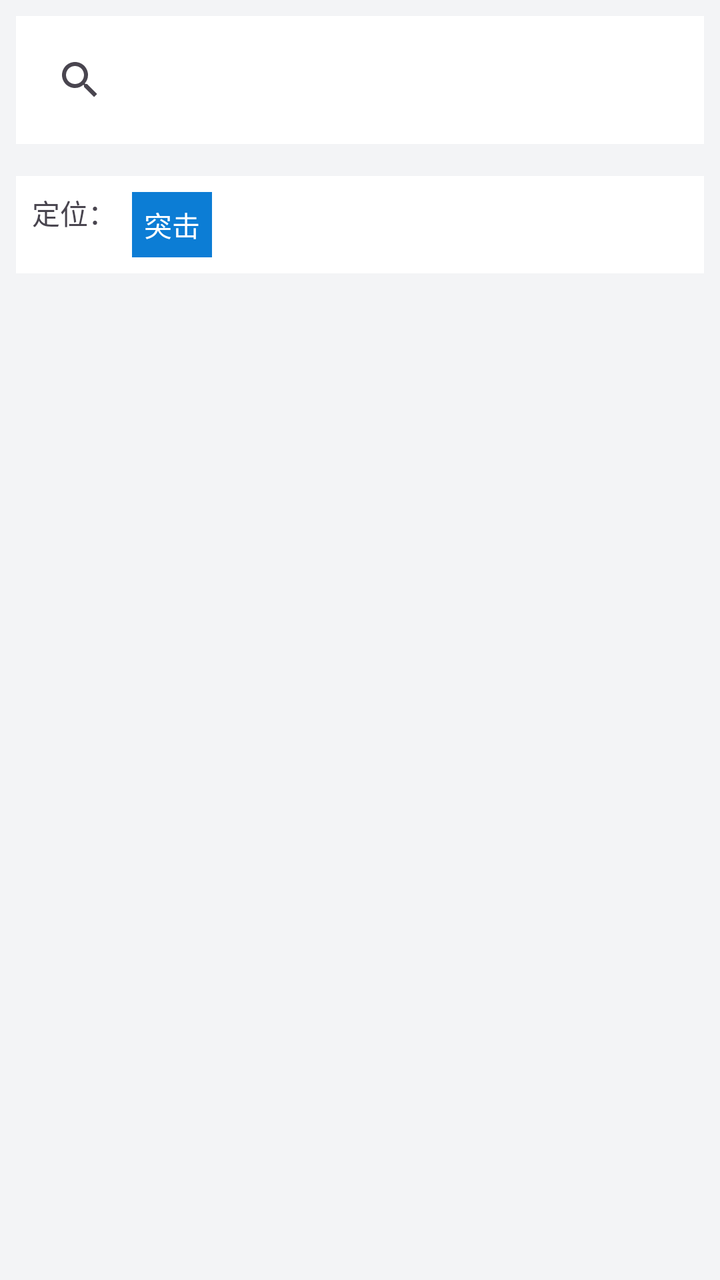
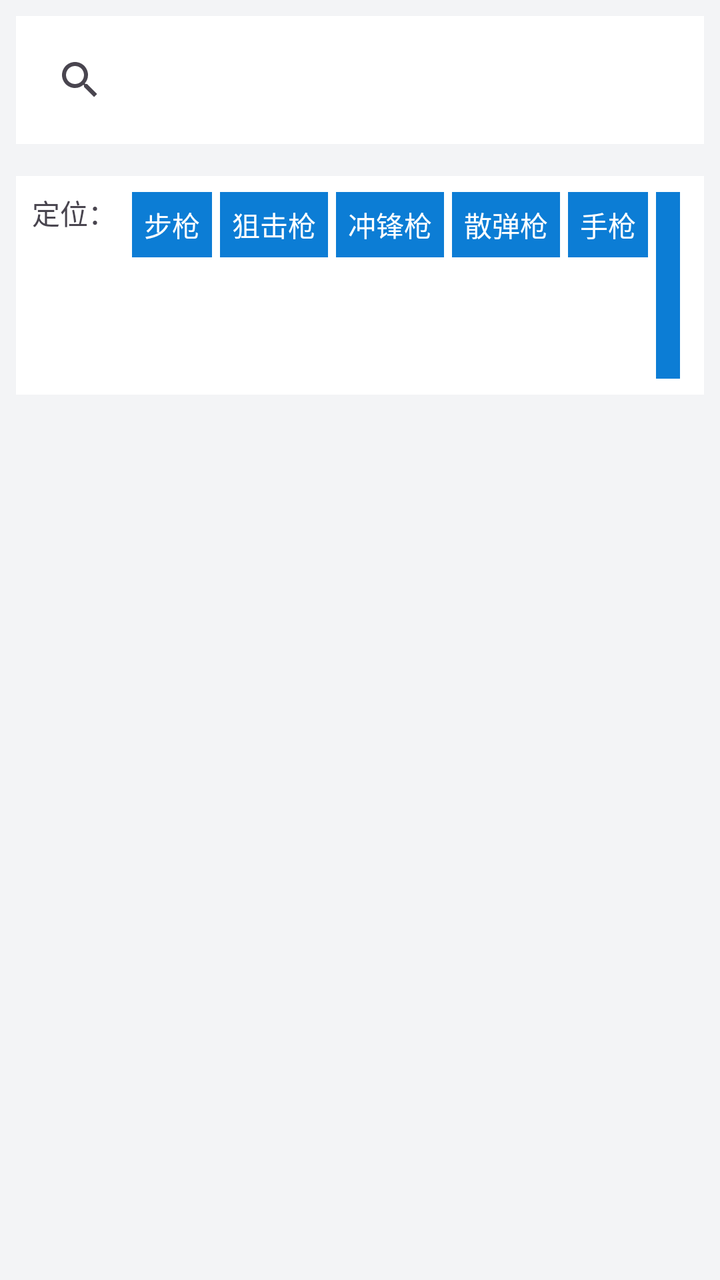

The first picture is an Android layout as it rendered before a commit; the second is the same layout after the commit. The layout source and the unified diff follow.
<!-- AndroidManifest.xml: application theme Theme.MyApplication -->
<!-- res/layout/activity_role.xml -->
<?xml version="1.0" encoding="utf-8"?>
<LinearLayout xmlns:android="http://schemas.android.com/apk/res/android"
    android:layout_width="match_parent"
    android:layout_height="match_parent"
    android:orientation="vertical"
    android:background="@color/cbjq_gray">

    
    <androidx.appcompat.widget.SearchView
        android:id="@+id/search_view_role"
        android:layout_width="match_parent"
        android:layout_height="wrap_content"
        android:background="@color/cbjq_text_white"
        android:padding="@dimen/dp_8"
        android:layout_margin="@dimen/dp_8"/>

    
    <LinearLayout
        android:layout_width="match_parent"
        android:layout_height="wrap_content"
        android:orientation="horizontal"
        android:padding="@dimen/dp_8"
        android:background="@color/cbjq_text_white"
        android:layout_margin="@dimen/dp_8">

        <TextView
            android:layout_width="wrap_content"
            android:layout_height="wrap_content"
            android:text="定位："
            android:textSize="@dimen/text_14"/>

        
        <LinearLayout
            android:layout_width="wrap_content"
            android:layout_height="wrap_content"
            android:orientation="horizontal"
            android:layout_marginStart="@dimen/dp_8">

            <TextView
                android:id="@+id/filter_assault"
                android:layout_width="wrap_content"
                android:layout_height="wrap_content"
                android:text="突击"
                android:textSize="@dimen/text_14"
                android:padding="@dimen/dp_6"
                android:background="@color/cbjq_filter_selected"
                android:textColor="@color/cbjq_text_white"
                android:layout_marginEnd="@dimen/dp_4"/>

            
        </LinearLayout>
    </LinearLayout>

    
    <androidx.recyclerview.widget.RecyclerView
        android:id="@+id/rv_role_list"
        android:layout_width="match_parent"
        android:layout_height="0dp"
        android:layout_weight="1"
        android:padding="@dimen/dp_8"/>

</LinearLayout>
<!-- resources referenced by this layout -->
<resources>
  <color name="cbjq_filter_selected">#0C7DD5</color>
  <color name="cbjq_gray">#F3F4F6</color>
  <color name="cbjq_text_white">#FFFFFF</color>
  <dimen name="dp_4">4dp</dimen>
  <dimen name="dp_6">6dp</dimen>
  <dimen name="dp_8">8dp</dimen>
  <dimen name="text_14">14sp</dimen>
  <style name="Theme.MyApplication" parent="Base.Theme.MyApplication" />
  <style name="Base.Theme.MyApplication" parent="Theme.Material3.DayNight.NoActionBar">
          
          
      </style>
</resources>

<!-- the commit's change to res/layout/activity_role.xml (unified diff, before → after) -->
@@ -40,7 +40,95 @@
                 android:id="@+id/filter_assault"
                 android:layout_width="wrap_content"
                 android:layout_height="wrap_content"
-                android:text="突击"
+                android:text="步枪"
+                android:textSize="@dimen/text_14"
+                android:padding="@dimen/dp_6"
+                android:background="@color/cbjq_filter_selected"
+                android:textColor="@color/cbjq_text_white"
+                android:layout_marginEnd="@dimen/dp_4"/>
+
+            <TextView
+                android:id="@+id/filter_assault"
+                android:layout_width="wrap_content"
+                android:layout_height="wrap_content"
+                android:text="狙击枪"
+                android:textSize="@dimen/text_14"
+                android:padding="@dimen/dp_6"
+                android:background="@color/cbjq_filter_selected"
+                android:textColor="@color/cbjq_text_white"
+                android:layout_marginEnd="@dimen/dp_4"/>
+
+            <TextView
+                android:id="@+id/filter_assault"
+                android:layout_width="wrap_content"
+                android:layout_height="wrap_content"
+                android:text="冲锋枪"
+                android:textSize="@dimen/text_14"
+                android:padding="@dimen/dp_6"
+                android:background="@color/cbjq_filter_selected"
+                android:textColor="@color/cbjq_text_white"
+                android:layout_marginEnd="@dimen/dp_4"/>
+
+            <TextView
+                android:id="@+id/filter_assault"
+                android:layout_width="wrap_content"
+                android:layout_height="wrap_content"
+                android:text="散弹枪"
+                android:textSize="@dimen/text_14"
+                android:padding="@dimen/dp_6"
+                android:background="@color/cbjq_filter_selected"
+                android:textColor="@color/cbjq_text_white"
+                android:layout_marginEnd="@dimen/dp_4"/>
+
+            <TextView
+                android:id="@+id/filter_assault"
+                android:layout_width="wrap_content"
+                android:layout_height="wrap_content"
+                android:text="手枪"
+                android:textSize="@dimen/text_14"
+                android:padding="@dimen/dp_6"
+                android:background="@color/cbjq_filter_selected"
+                android:textColor="@color/cbjq_text_white"
+                android:layout_marginEnd="@dimen/dp_4"/>
+
+            <TextView
+                android:id="@+id/filter_assault"
+                android:layout_width="wrap_content"
+                android:layout_height="wrap_content"
+                android:text="双持冲锋"
+                android:textSize="@dimen/text_14"
+                android:padding="@dimen/dp_6"
+                android:background="@color/cbjq_filter_selected"
+                android:textColor="@color/cbjq_text_white"
+                android:layout_marginEnd="@dimen/dp_4"/>
+
+            <TextView
+                android:id="@+id/filter_assault"
+                android:layout_width="wrap_content"
+                android:layout_height="wrap_content"
+                android:text="弩"
+                android:textSize="@dimen/text_14"
+                android:padding="@dimen/dp_6"
+                android:background="@color/cbjq_filter_selected"
+                android:textColor="@color/cbjq_text_white"
+                android:layout_marginEnd="@dimen/dp_4"/>
+
+            <TextView
+                android:id="@+id/filter_assault"
+                android:layout_width="wrap_content"
+                android:layout_height="wrap_content"
+                android:text="弓"
+                android:textSize="@dimen/text_14"
+                android:padding="@dimen/dp_6"
+                android:background="@color/cbjq_filter_selected"
+                android:textColor="@color/cbjq_text_white"
+                android:layout_marginEnd="@dimen/dp_4"/>
+
+            <TextView
+                android:id="@+id/filter_assault"
+                android:layout_width="wrap_content"
+                android:layout_height="wrap_content"
+                android:text="格林机枪"
                 android:textSize="@dimen/text_14"
                 android:padding="@dimen/dp_6"
                 android:background="@color/cbjq_filter_selected"
